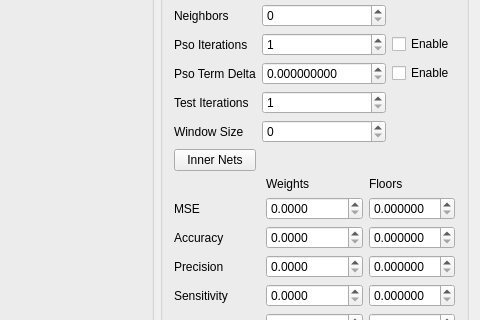
The window that frontend/mainwindow.ui (wboler05/pso_neural_net) describes before a commit, drawn with Qt 5; both pictures show x 698 to 1178 and y 103 to 423 of the 1178 by 791 pixel window.
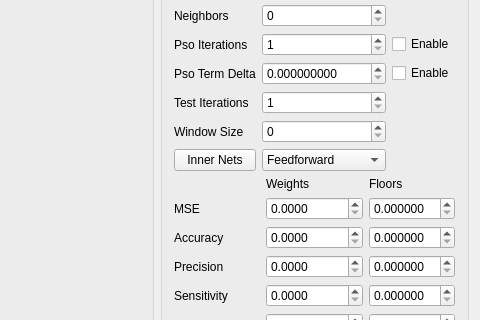
The same window after the commit. Custom widgets are drawn as their Qt base class.

What changed in the file:
```diff
--- a/frontend/mainwindow.ui
+++ b/frontend/mainwindow.ui
@@ -703,6 +703,26 @@
              </property>
             </widget>
            </item>
+           <item row="6" column="1">
+            <widget class="QComboBox" name="netType_cb">
+             <property name="currentIndex">
+              <number>0</number>
+             </property>
+             <property name="maxVisibleItems">
+              <number>2</number>
+             </property>
+             <item>
+              <property name="text">
+               <string>Feedforward</string>
+              </property>
+             </item>
+             <item>
+              <property name="text">
+               <string>Recurrent</string>
+              </property>
+             </item>
+            </widget>
+           </item>
           </layout>
          </item>
          <item>
```
